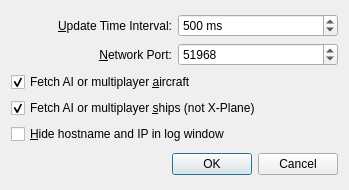
First picture: the form in optionsdialog.ui, repository albar965/littlenavconnect, before the edit.
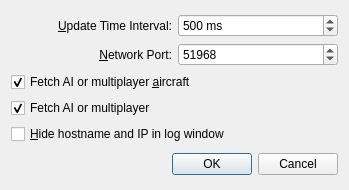
Second picture: the form after the edit.

Commit message: Ship AI now also for X-Plane. albar965/littlenavmap#531

```diff
--- a/optionsdialog.ui
+++ b/optionsdialog.ui
@@ -128,7 +128,7 @@
         <string>Deselect to disable fetching and transmission of AI or multiplayer ships. This option does not apply to X-Plane.</string>
        </property>
        <property name="text">
-        <string>Fetch AI or multiplayer &amp;ships (not X-Plane)</string>
+        <string>Fetch AI or multiplayer</string>
        </property>
        <property name="checked">
         <bool>true</bool>
```
Left out of the diff: 4 changed lines with no effect on the pictures.
